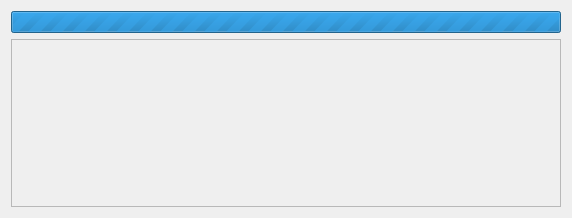
First picture: the form in picup/ui_files/LinkDialog.ui, repository Arvedui/picup, before the edit.
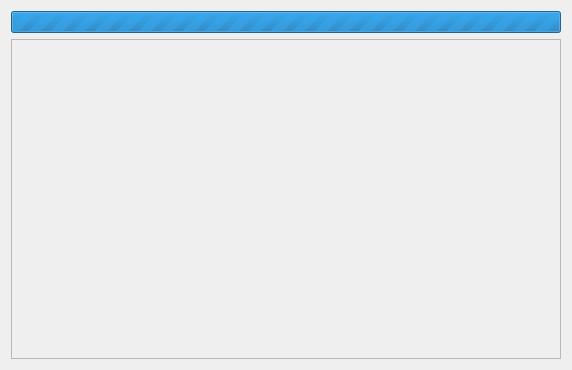
Second picture: the form after the edit.

The edit to the form file:
```diff
--- a/picup/ui_files/LinkDialog.ui
+++ b/picup/ui_files/LinkDialog.ui
@@ -7,7 +7,7 @@
     <x>0</x>
     <y>0</y>
     <width>572</width>
-    <height>218</height>
+    <height>360</height>
    </rect>
   </property>
   <property name="windowTitle">
@@ -44,6 +44,12 @@
        <verstretch>0</verstretch>
       </sizepolicy>
      </property>
+     <property name="minimumSize">
+      <size>
+       <width>550</width>
+       <height>320</height>
+      </size>
+     </property>
      <property name="widgetResizable">
       <bool>true</bool>
      </property>
@@ -53,7 +59,7 @@
         <x>0</x>
         <y>0</y>
         <width>556</width>
-        <height>175</height>
+        <height>318</height>
        </rect>
       </property>
       <zorder>progressBar_upload</zorder>
```
Left out of the diff: 2 changed lines with no effect on the pictures.
